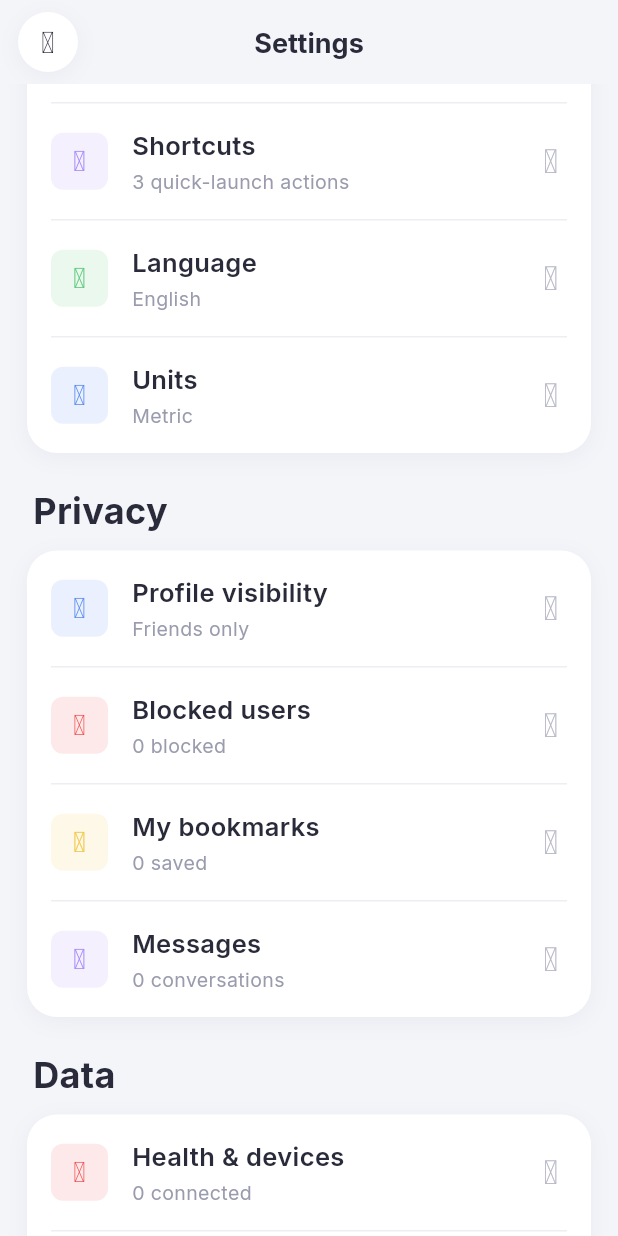
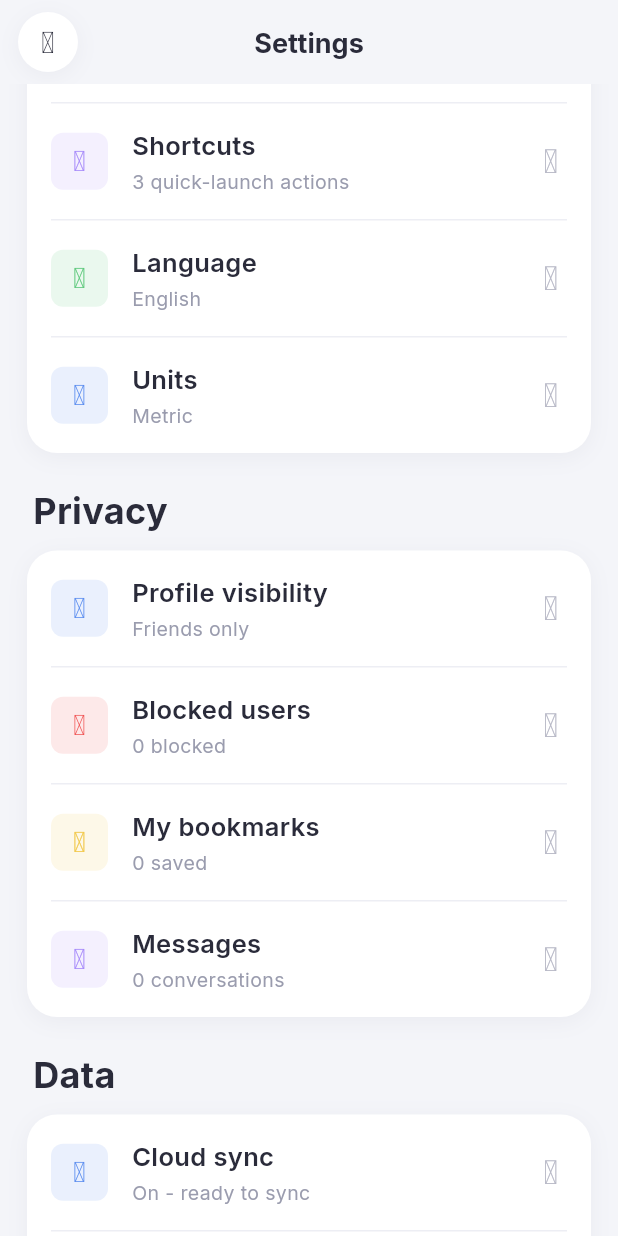
Before and after one commit to patrupievici/light, a Flutter app: the SettingsScreen widget shown alone on an empty page, opened directly with empty values, scrolled down 576 dp, on a phone screen of 412 x 824 dp. Run offline on Flutter 3.47's test engine with Material 3 defaults, Android fonts, the phone set to English and light mode, and no system bars; our stand-ins replace cached_network_image, chat_bubbles, connectivity_plus, firebase_core, firebase_crashlytics, firebase_messaging and 19 more; missing offline and left inert: health, home_widget, mobile_scanner, workmanager; accounts and stored records are empty; network calls fail; statements that could not run were skipped.

Commit message:
fix(release): real signing required + strip Health/background-location claims
Android:
- Release builds now FAIL loudly without android/key.properties instead of
  silently falling back to debug signing (Play rejects debug-signed AABs).
  Setup documented in android/README-signing.md; keystore/key.properties
  stay gitignored. targetSdk 35 + R8 untouched.
- Removed all 26 hand-authored android.permission.health.* permissions,
  the HC rationale intent-filter, ViewPermissionUsageActivity alias and
  healthdata queries — Health is v2, and 26 health permissions for an
  unshipped feature invite Play rejection. (The health plugin's own
  manifest is empty, so this is a pure app-manifest trim.)
- Removed ACCESS_BACKGROUND_LOCATION (no code path ever requests it; GPS
  records foreground-only) and the orphan background_locator service
  (plugin not even a dependency). Kept FINE/COARSE + FOREGROUND_SERVICE*.

iOS:
- Removed HealthKit entitlement + NSHealth* strings (entitlement without
  shipped functionality = App Review rejection).
- Removed background 'location' UIBackgroundModes + NSLocationAlways*
  strings — v1 records in the foreground with the screen awake; the
  permission story now matches reality. Kept WhenInUse with clearer copy.
- Added PrivacyInfo.xcprivacy (privacy manifest: collected data types +
  required-reason APIs). Owner step: add it to the Runner target in Xcode.

App: removed the Settings → Data → 'Health & devices' row (the only path
to the Health/wearables/Strava UI); IntegrationsScreen stays dormant.

flutter analyze clean · 192 tests · signed release AAB builds (verified
cert CN=Zvelt, not debug).

Co-Authored-By: Claude Opus 4.8 <noreply@anthropic.com>

```diff
--- a/app/lib/screens/settings/settings_screen.dart
+++ b/app/lib/screens/settings/settings_screen.dart
@@ -1,4 +1,3 @@
-import 'dart:convert';
 import 'package:zvelt_app/theme/app_icons.dart';
 import 'dart:io';
 
@@ -15,7 +14,6 @@ import 'package:url_launcher/url_launcher.dart';
 import '../../config/api_config.dart';
 import '../../services/app_data_cache.dart';
 import '../../services/auth_service.dart';
-import '../../services/health_service.dart';
 import '../../services/messages_service.dart';
 import '../../services/moderation_service.dart';
 import '../../services/profile_service.dart';
@@ -24,7 +22,6 @@ import '../../services/social_feed_service.dart';
 import '../../services/social_notification_hub.dart';
 import '../../theme/zvelt_theme_notifier.dart';
 import '../../theme/zvelt_tokens.dart';
-import '../profile/integrations_screen.dart';
 import '../social/blocked_users_screen.dart';
 import '../social/bookmarks_screen.dart';
 import '../social/conversations_screen.dart';
@@ -64,7 +61,6 @@ class _SettingsScreenState extends State<SettingsScreen>
   int _blockedCount = 0;
   int _bookmarkCount = 0;
   int _conversationCount = 0;
-  int _deviceCount = 0;
   int _gettingStartedCount = 0;
   DateTime? _cloudLastSync;
   String _version = 'v1.0.0 - build 3';
@@ -170,7 +166,6 @@ class _SettingsScreenState extends State<SettingsScreen>
       _safeResult(ModerationService().listBlocked(), const <Object>[]),
       _safeResult(SocialFeedService().getBookmarks(limit: 20), null),
       _safeResult(MessagesService().listConversations(), const <Object>[]),
-      _integrationCount(),
     ]);
     if (!mounted) return;
     final bookmarks = results[1];
@@ -178,7 +173,6 @@ class _SettingsScreenState extends State<SettingsScreen>
       _blockedCount = (results[0] as List).length;
       _bookmarkCount = bookmarks is SocialFeedPage ? bookmarks.posts.length : 0;
       _conversationCount = (results[2] as List).length;
-      _deviceCount = results[3] as int;
     });
   }
 
@@ -188,25 +182,6 @@ class _SettingsScreenState extends State<SettingsScreen>
     } catch (_) {
       return fallback;
     }
-  }
-
-  Future<int> _integrationCount() async {
-    var count = 0;
-    try {
-      if (!kIsWeb && await HealthService.instance.hasPermissions()) count++;
-    } catch (_) {}
-    final token = await _auth.getAccessToken();
-    if (token == null) return count;
-    try {
-      final res = await http.get(Uri.parse('$v1Base/integrations'), headers: {
-        'Authorization': 'Bearer $token'
-      }).timeout(const Duration(seconds: 12));
-      if (res.statusCode == 200) {
-        final body = jsonDecode(res.body) as Map<String, dynamic>;
-        count += (body['integrations'] as List<dynamic>? ?? const []).length;
-      }
-    } catch (_) {}
-    return count;
   }
 
   String _goalLabel(String? value) => switch (value) {
@@ -550,13 +525,9 @@ class _SettingsScreenState extends State<SettingsScreen>
         const SettingsSectionTitle('Data'),
         SettingsCard(
           children: [
-            SettingsRow(
-              icon: AppIcons.heart,
-              tint: SettingsTint.red,
-              title: 'Health & devices',
-              subtitle: '$_deviceCount connected',
-              onTap: () => _open(const IntegrationsScreen()),
-            ),
+            // 'Health & devices' row removed for v1 — Health/wearable/Strava
+            // integrations are v2. IntegrationsScreen stays in the codebase
+            // (dormant); re-add this row when integrations ship.
             SettingsRow(
               icon: AppIcons.cloud,
               tint: SettingsTint.blue,
```
Also changed, not shown: 6 other files.
